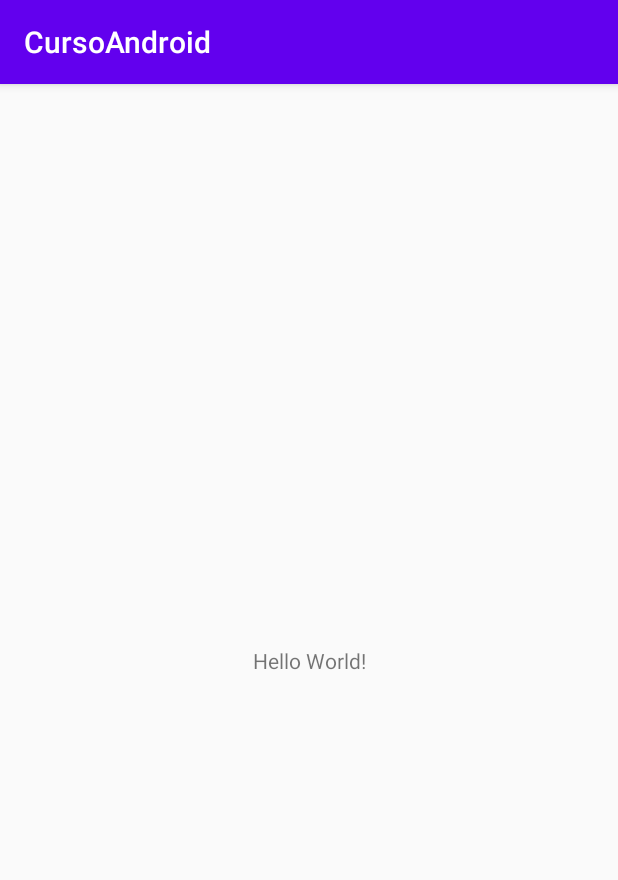
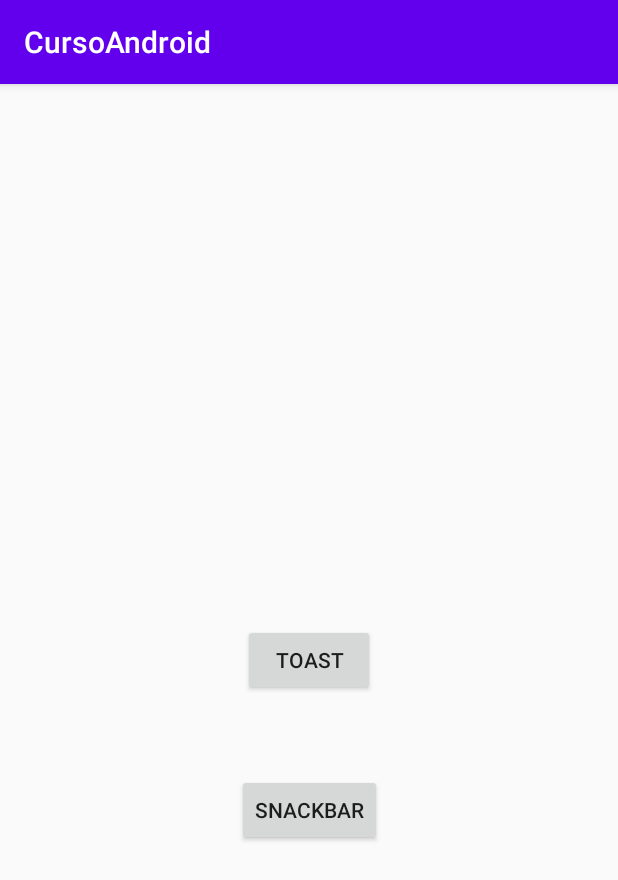
Before and after one commit to fdol1/CursoAndroidOld, an Android app: the screen it shows after launch (MainActivity), on a phone screen of 412 x 824 dp. Shown: the top 880 px of the screen. Run offline under Robolectric (Android 15) with nearby library versions, the phone set to English and light mode, and no system bars.

Commit message:
Tipos de mensajes en pantalla

```diff
--- a/app/build.gradle
+++ b/app/build.gradle
@@ -31,4 +31,5 @@ dependencies {
     testImplementation 'junit:junit:4.12'
     androidTestImplementation 'androidx.test.ext:junit:1.1.1'
     androidTestImplementation 'androidx.test.espresso:espresso-core:3.2.0'
+    implementation 'com.android.support:design:28.0.0'
 }
--- a/app/src/main/java/com/example/lfpu/cursoandroid/MainActivity.java
+++ b/app/src/main/java/com/example/lfpu/cursoandroid/MainActivity.java
@@ -3,12 +3,34 @@ package com.example.lfpu.cursoandroid;
 import androidx.appcompat.app.AppCompatActivity;
 
 import android.os.Bundle;
+import android.view.View;
+import android.widget.Button;
+import android.widget.Toast;
 
-public class MainActivity extends AppCompatActivity {
+import com.google.android.material.snackbar.Snackbar;
+
+public class MainActivity extends AppCompatActivity implements View.OnClickListener {
+
+    Button btnToast, btnSnackBar;
 
     @Override
     protected void onCreate(Bundle savedInstanceState) {
         super.onCreate(savedInstanceState);
         setContentView(R.layout.activity_main);
+
+        btnToast = findViewById(R.id.btn_toast);
+        btnSnackBar = findViewById(R.id.btn_snackBar);
+
+        btnToast.setOnClickListener(this);
+        btnSnackBar.setOnClickListener(this);
+    }
+
+    @Override
+    public void onClick(View v) {
+        if(v.getId() == R.id.btn_toast){
+            Toast.makeText(this,"Botón de mensaje tipo TOAST",Toast.LENGTH_SHORT).show();
+        }else if(v.getId() == R.id.btn_snackBar){
+            Snackbar.make(v,"Botón de mensaje tipo SNACKBAR",Snackbar.LENGTH_SHORT).show();
+        }
     }
 }
--- a/app/src/main/res/layout/activity_main.xml
+++ b/app/src/main/res/layout/activity_main.xml
@@ -6,13 +6,25 @@
     android:layout_height="match_parent"
     tools:context=".MainActivity">
 
-    <TextView
+    <Button
+        android:id="@+id/btn_toast"
         android:layout_width="wrap_content"
         android:layout_height="wrap_content"
-        android:text="Hello World!"
+        android:text="@string/btn_toast"
         app:layout_constraintBottom_toBottomOf="parent"
-        app:layout_constraintLeft_toLeftOf="parent"
-        app:layout_constraintRight_toRightOf="parent"
+        app:layout_constraintEnd_toEndOf="parent"
+        app:layout_constraintStart_toStartOf="parent"
+        app:layout_constraintTop_toTopOf="parent" />
+
+    <Button
+        android:id="@+id/btn_snackBar"
+        android:layout_width="wrap_content"
+        android:layout_height="wrap_content"
+        android:layout_marginTop="200dp"
+        android:text="@string/btn_snackbar"
+        app:layout_constraintBottom_toBottomOf="parent"
+        app:layout_constraintEnd_toEndOf="parent"
+        app:layout_constraintStart_toStartOf="parent"
         app:layout_constraintTop_toTopOf="parent" />
 
 </androidx.constraintlayout.widget.ConstraintLayout>
--- a/app/src/main/res/values/strings.xml
+++ b/app/src/main/res/values/strings.xml
@@ -1,3 +1,5 @@
 <resources>
     <string name="app_name">CursoAndroid</string>
+    <string name="btn_toast">Toast</string>
+    <string name="btn_snackbar">SnackBar</string>
 </resources>
```
